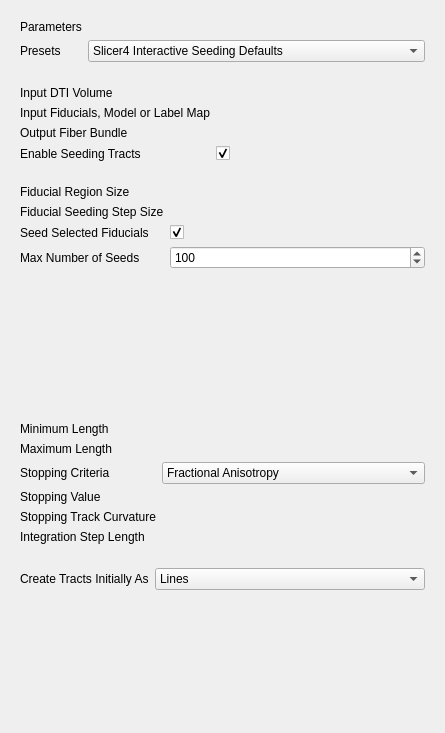
SlicerDMRI/SlicerDMRI, file Modules/Loadable/TractographyInteractiveSeeding/Resources/UI/qSlicerTractographyInteractiveSeedingModuleWidget.ui: the form before one commit.
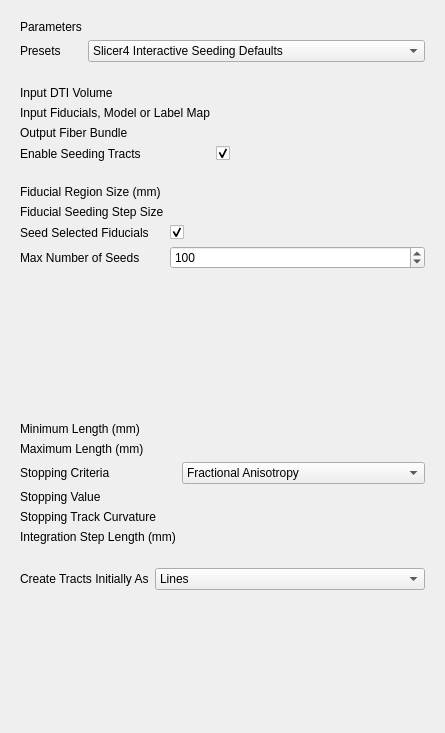
The form after the commit. The open tabs and pages were chosen to show the change. Custom widgets are drawn as their Qt base class.

Commit message:
ENH: Intx seeding unit label consistency with ROI seeding
Move units to the label because they can't be specified for CLI.

The edit to the form file:
```diff
--- a/Modules/Loadable/TractographyInteractiveSeeding/Resources/UI/qSlicerTractographyInteractiveSeedingModuleWidget.ui
+++ b/Modules/Loadable/TractographyInteractiveSeeding/Resources/UI/qSlicerTractographyInteractiveSeedingModuleWidget.ui
@@ -242,7 +242,7 @@
           <item row="0" column="0">
            <widget class="QLabel" name="label_10">
             <property name="text">
-             <string>Fiducial Region Size</string>
+             <string>Fiducial Region Size (mm)</string>
             </property>
            </widget>
           </item>
@@ -523,7 +523,7 @@
       <item row="0" column="0">
        <widget class="QLabel" name="label_9">
         <property name="text">
-         <string>Minimum Length</string>
+         <string>Minimum Length (mm)</string>
         </property>
        </widget>
       </item>
@@ -538,9 +538,6 @@
         <property name="value" stdset="0">
          <double>10.000000000000000</double>
         </property>
-        <property name="suffix" stdset="0">
-         <string>mm</string>
-        </property>
         <property name="quantity" stdset="0">
          <string>length</string>
         </property>
@@ -549,7 +546,7 @@
       <item row="1" column="0">
        <widget class="QLabel" name="MaximumPathSpinBoxLabel">
         <property name="text">
-         <string>Maximum Length</string>
+         <string>Maximum Length (mm)</string>
         </property>
        </widget>
       </item>
@@ -564,9 +561,6 @@
         <property name="value" stdset="0">
          <double>800.000000000000000</double>
         </property>
-        <property name="suffix" stdset="0">
-         <string>mm</string>
-        </property>
         <property name="quantity" stdset="0">
          <string>length</string>
         </property>
@@ -642,7 +636,7 @@
       <item row="5" column="0">
        <widget class="QLabel" name="label_8">
         <property name="text">
-         <string>Integration Step Length</string>
+         <string>Integration Step Length (mm)</string>
         </property>
        </widget>
       </item>
@@ -660,9 +654,6 @@
         <property name="value" stdset="0">
          <double>0.500000000000000</double>
         </property>
-        <property name="suffix" stdset="0">
-         <string>mm</string>
-        </property>
         <property name="quantity" stdset="0">
          <string>length</string>
         </property>
```
Left out of the diff: 11 changed lines with no effect on the pictures.
